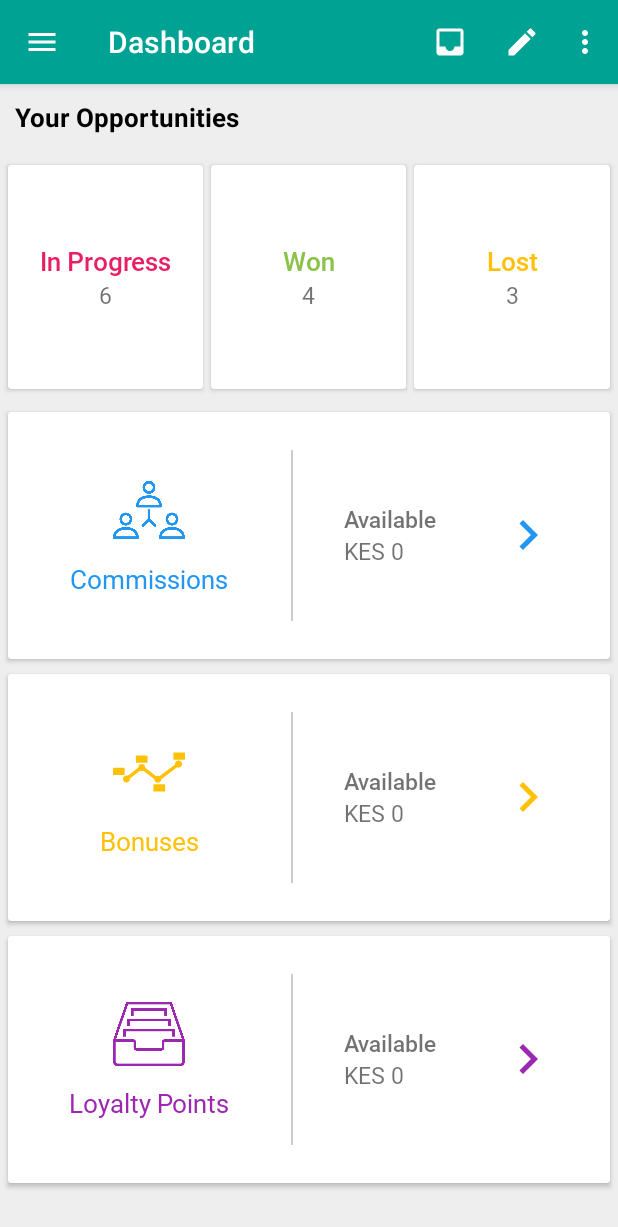
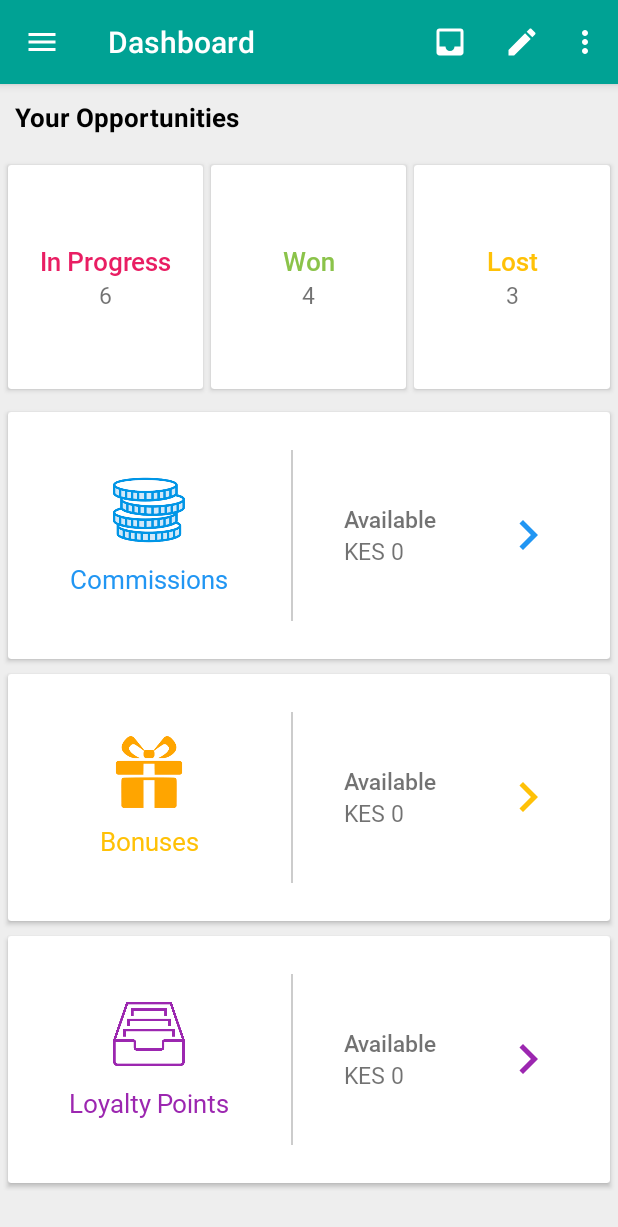
Before and after one commit to Ekirapapaul/Bafriq, an Android app: the MainActivity screen opened directly, with no data from a screen before it, on a phone screen of 412 x 824 dp. Shown: the top 1227 px of the screen. Run offline under Robolectric (Android 15) with nearby library versions, the phone set to English and light mode, and no system bars; our stand-ins replace Volley; libraries missing offline, so code that uses them is left out: com.raizlabs.android; 4 statements that could not run were skipped.

Commit message:
[UPDATE] Ui changrs

```diff
--- a/app/src/main/java/com/mesozi/app/buidafrique/activity/MainActivity.java
+++ b/app/src/main/java/com/mesozi/app/buidafrique/activity/MainActivity.java
@@ -202,6 +202,7 @@ public class MainActivity extends AppCompatActivity implements View.OnClickListe
                 startActivity(new Intent(getBaseContext(), Compose.class));
                 break;
             case R.id.inbox:
+                startActivity(new Intent(getBaseContext(), InboxActivity.class));
                 break;
         }
         return super.onOptionsItemSelected(item);
--- a/app/src/main/java/com/mesozi/app/buidafrique/activity/WelcomeActivity.java
+++ b/app/src/main/java/com/mesozi/app/buidafrique/activity/WelcomeActivity.java
@@ -236,7 +236,7 @@ public class WelcomeActivity extends AppCompatActivity implements View.OnClickLi
             public void run() {
                 handler.post(update);
             }
-        }, 1000, 3000);
+        }, 1000, 5000);
     }
 
     private void getMessages() {
--- a/app/src/main/res/layout/activity_home.xml
+++ b/app/src/main/res/layout/activity_home.xml
@@ -200,7 +200,7 @@
                             <ImageView
                                 android:layout_width="@dimen/home_icon_size"
                                 android:layout_height="@dimen/home_icon_size"
-                                android:src="@drawable/network" />
+                                android:src="@drawable/comm" />
 
                             <TextView
                                 style="@style/home_menu_text"
@@ -284,7 +284,7 @@
                             <ImageView
                                 android:layout_width="@dimen/home_icon_size"
                                 android:layout_height="@dimen/home_icon_size"
-                                android:src="@drawable/ic_bonuses" />
+                                android:src="@drawable/bonus" />
 
                             <TextView
                                 style="@style/home_menu_text"
--- a/app/src/main/res/layout/activity_login.xml
+++ b/app/src/main/res/layout/activity_login.xml
@@ -32,7 +32,7 @@
                 android:layout_width="0dp"
                 android:layout_height="100dp"
                 android:layout_weight=".5"
-                android:src="@drawable/group_icon" />
+                android:src="@drawable/icon" />
         </LinearLayout>
 
         <LinearLayout
--- a/app/src/main/res/layout/frag_create_account.xml
+++ b/app/src/main/res/layout/frag_create_account.xml
@@ -22,7 +22,7 @@
                 android:layout_width="0dp"
                 android:layout_height="100dp"
                 android:layout_weight=".5"
-                android:src="@drawable/group_icon" />
+                android:src="@drawable/icon" />
         </LinearLayout>
 
         <LinearLayout
--- a/app/src/main/res/layout/frag_signup.xml
+++ b/app/src/main/res/layout/frag_signup.xml
@@ -22,7 +22,7 @@
                 android:layout_width="0dp"
                 android:layout_height="100dp"
                 android:layout_weight=".5"
-                android:src="@drawable/group_icon" />
+                android:src="@drawable/icon" />
         </LinearLayout>
 
         <LinearLayout
--- a/app/src/main/res/layout/fragment_welcome.xml
+++ b/app/src/main/res/layout/fragment_welcome.xml
@@ -21,7 +21,6 @@
         android:layout_width="match_parent"
         android:layout_height="wrap_content"
         android:layout_gravity="bottom"
-        android:layout_marginBottom="8dp"
         android:layout_marginEnd="16dp"
         android:layout_marginStart="16dp"
         android:layout_marginTop="8dp"
--- a/app/src/main/res/layout/fragment_welcome_2.xml
+++ b/app/src/main/res/layout/fragment_welcome_2.xml
@@ -20,7 +20,6 @@
         android:id="@+id/tv_title"
         android:layout_width="match_parent"
         android:layout_height="wrap_content"
-        android:layout_marginBottom="8dp"
         android:layout_marginEnd="16dp"
         android:layout_marginStart="16dp"
         android:layout_marginTop="8dp"
--- a/app/src/main/res/layout/fragment_welcome_3.xml
+++ b/app/src/main/res/layout/fragment_welcome_3.xml
@@ -20,7 +20,6 @@
         android:id="@+id/tv_title"
         android:layout_width="match_parent"
         android:layout_height="wrap_content"
-        android:layout_marginBottom="8dp"
         android:layout_marginEnd="16dp"
         android:layout_marginStart="16dp"
         android:paddingBottom="@dimen/dimen_dot_padding_bottom"
--- a/app/src/main/res/layout/fragment_welcome_4.xml
+++ b/app/src/main/res/layout/fragment_welcome_4.xml
@@ -20,7 +20,6 @@
         android:id="@+id/tv_title"
         android:layout_width="match_parent"
         android:layout_height="wrap_content"
-        android:layout_marginBottom="8dp"
         android:layout_marginEnd="16dp"
         android:layout_marginStart="16dp"
         android:layout_gravity="bottom"
--- a/app/src/main/res/values/dimens.xml
+++ b/app/src/main/res/values/dimens.xml
@@ -25,6 +25,6 @@
     <dimen name="dimen_menu_item_margin">5dp</dimen>
     <dimen name="dimen_menu_margin_start">5dp</dimen>
     <dimen name="dimen_home_separator_margin">25dp</dimen>
-    <dimen name="dimen_dot_padding_bottom">30dp</dimen>
+    <dimen name="dimen_dot_padding_bottom">5dp</dimen>
     <dimen name="dimen_chevrom_right_size">40dp</dimen>
 </resources>
```
Also changed, not shown: app/src/main/res/drawable/bonus.png (added), app/src/main/res/drawable/comm.png (added).
